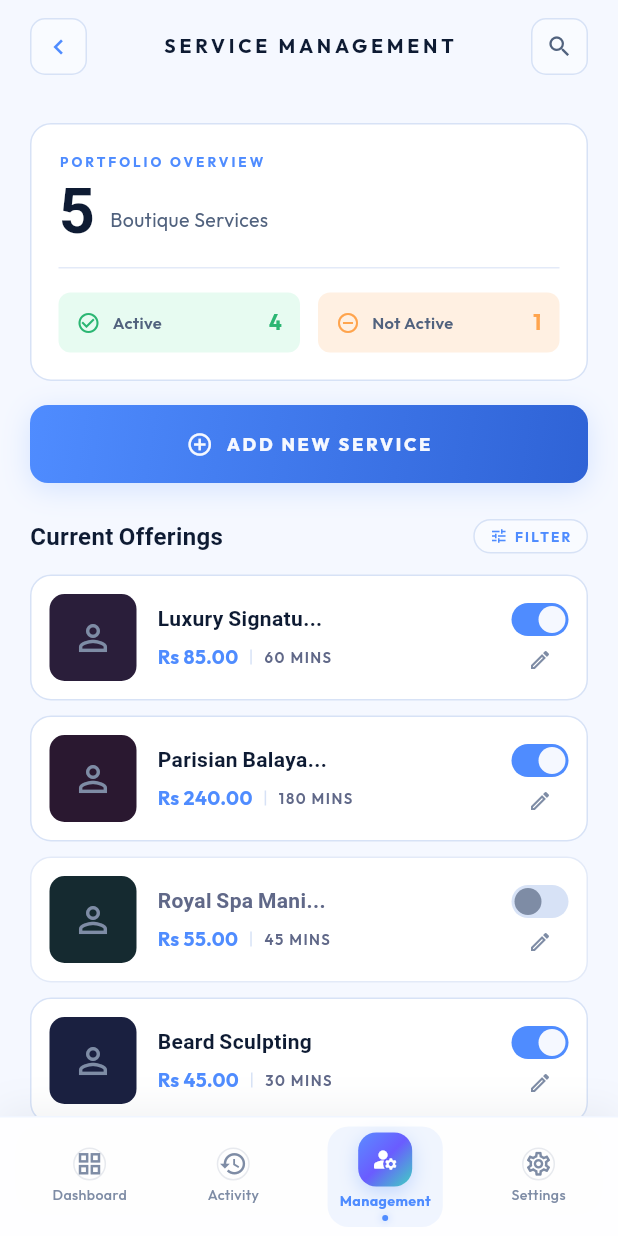
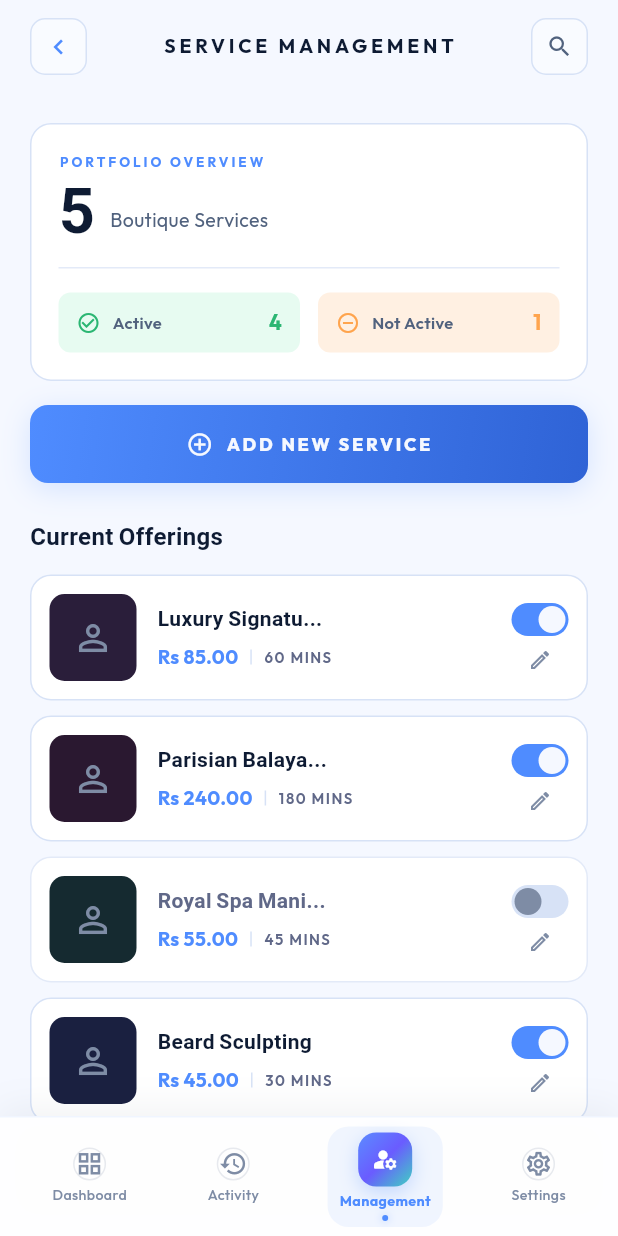
Before and after one commit to JMNaveeth/Luxe-Salon-App, a Flutter app: the ServiceManagementScreen screen opened directly, on a phone screen of 412 x 824 dp. Run offline on Flutter 3.47's test engine with Material 3 defaults, Android fonts, the phone set to English and light mode, and no system bars; our stand-ins replace file_picker, flutter_animate, google_fonts, image_picker.

Commit message:
Refactor Current Offerings header by removing filter button for cleaner UI

```diff
--- a/lib/shop_owner_page/service_management.dart
+++ b/lib/shop_owner_page/service_management.dart
@@ -367,41 +367,14 @@ class _ServiceManagementScreenState extends State<ServiceManagementScreen> {
 
                     // Current Offerings Header
                     Row(
-                      mainAxisAlignment: MainAxisAlignment.spaceBetween,
-                      children: [
-                        const Text(
+                      children: const [
+                        Text(
                           'Current Offerings',
                           style: TextStyle(
                             fontSize: 16,
                             fontWeight: FontWeight.w600,
                             color: AppColors.textPrimary,
                             fontFamily: 'Georgia',
-                          ),
-                        ),
-                        Container(
-                          padding: const EdgeInsets.symmetric(
-                            horizontal: 10,
-                            vertical: 4,
-                          ),
-                          decoration: BoxDecoration(
-                            color: AppColors.card,
-                            borderRadius: BorderRadius.circular(20),
-                            border: Border.all(color: AppColors.cardBorder),
-                          ),
-                          child: const Row(
-                            children: [
-                              Icon(Icons.tune, color: AppColors.gold, size: 12),
-                              SizedBox(width: 4),
-                              Text(
-                                'FILTER',
-                                style: TextStyle(
-                                  fontSize: 9,
-                                  letterSpacing: 1.5,
-                                  color: AppColors.gold,
-                                  fontWeight: FontWeight.w700,
-                                ),
-                              ),
-                            ],
                           ),
                         ),
                       ],
```
